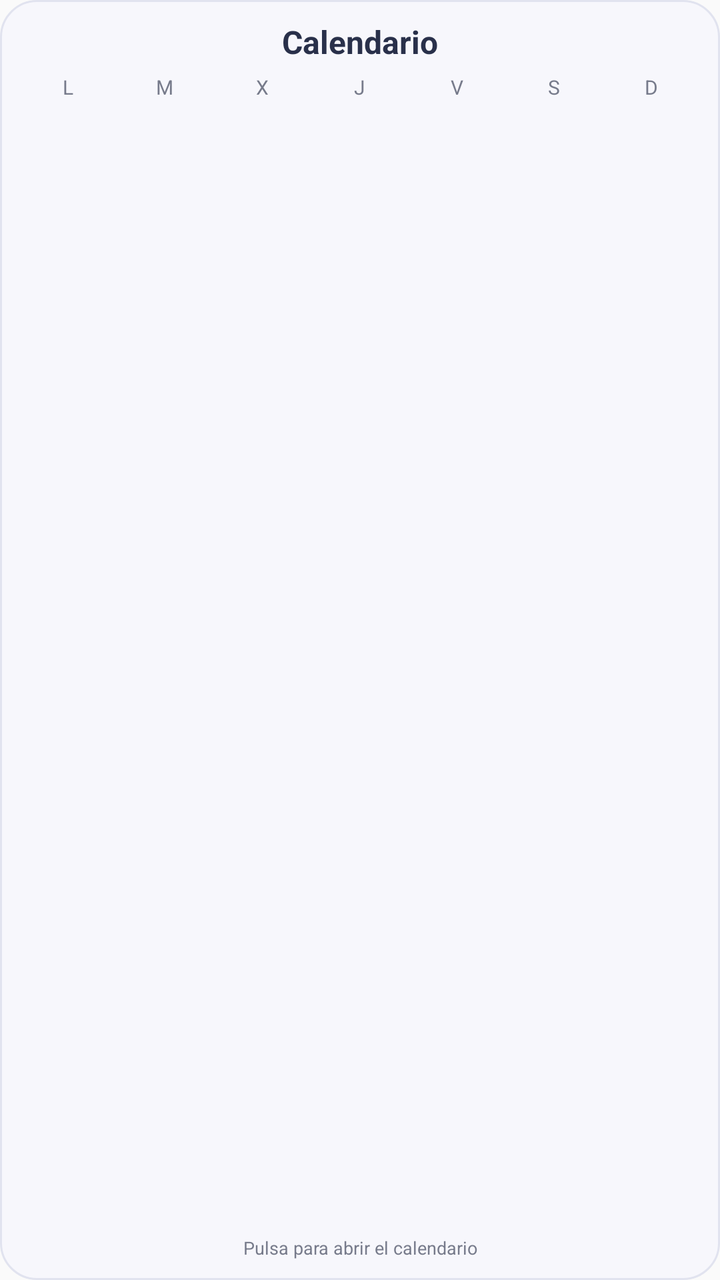
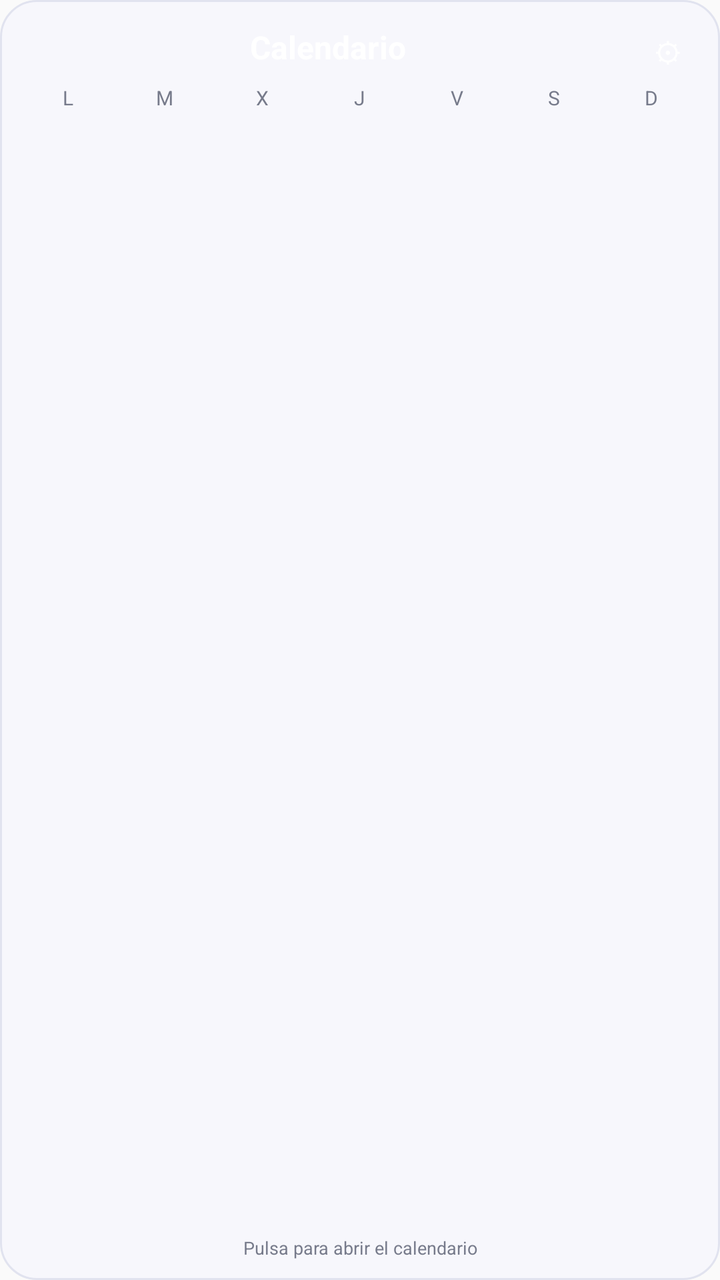

Compare the two renders of this Android layout. The source of the first and the diff that turns it into the second are given below.
<!-- AndroidManifest.xml: application theme android:Theme.Material.Light.NoActionBar -->
<!-- res/layout/widget_month.xml -->
<?xml version="1.0" encoding="utf-8"?>
<LinearLayout xmlns:android="http://schemas.android.com/apk/res/android"
    android:id="@+id/widget_root"
    android:layout_width="match_parent"
    android:layout_height="match_parent"
    android:orientation="vertical"
    android:padding="10dp"
    android:background="@drawable/widget_background">
    <TextView
        android:id="@+id/widget_month_title"
        android:layout_width="match_parent"
        android:layout_height="wrap_content"
        android:text="Calendario"
        android:textColor="#29304A"
        android:textSize="16sp"
        android:textStyle="bold"
        android:gravity="center"
        android:paddingBottom="5dp" />
    <LinearLayout
        android:layout_width="match_parent"
        android:layout_height="wrap_content"
        android:orientation="horizontal">
        <TextView android:layout_width="0dp" android:layout_height="wrap_content" android:layout_weight="1" android:gravity="center" android:text="L" android:textColor="#777B8B" android:textSize="10sp" />
        <TextView android:layout_width="0dp" android:layout_height="wrap_content" android:layout_weight="1" android:gravity="center" android:text="M" android:textColor="#777B8B" android:textSize="10sp" />
        <TextView android:layout_width="0dp" android:layout_height="wrap_content" android:layout_weight="1" android:gravity="center" android:text="X" android:textColor="#777B8B" android:textSize="10sp" />
        <TextView android:layout_width="0dp" android:layout_height="wrap_content" android:layout_weight="1" android:gravity="center" android:text="J" android:textColor="#777B8B" android:textSize="10sp" />
        <TextView android:layout_width="0dp" android:layout_height="wrap_content" android:layout_weight="1" android:gravity="center" android:text="V" android:textColor="#777B8B" android:textSize="10sp" />
        <TextView android:layout_width="0dp" android:layout_height="wrap_content" android:layout_weight="1" android:gravity="center" android:text="S" android:textColor="#777B8B" android:textSize="10sp" />
        <TextView android:layout_width="0dp" android:layout_height="wrap_content" android:layout_weight="1" android:gravity="center" android:text="D" android:textColor="#777B8B" android:textSize="10sp" />
    </LinearLayout>
    <LinearLayout
        android:id="@+id/widget_month_days"
        android:layout_width="match_parent"
        android:layout_height="0dp"
        android:layout_weight="1"
        android:orientation="vertical"
        android:gravity="center" />
    <TextView
        android:id="@+id/widget_month_hint"
        android:layout_width="match_parent"
        android:layout_height="wrap_content"
        android:text="Pulsa para abrir el calendario"
        android:textColor="#777B8B"
        android:textSize="9sp"
        android:gravity="center"
        android:paddingTop="3dp" />
</LinearLayout>
<!-- resources referenced by this layout -->
<resources>
  <!-- drawable widget_background (drawable) -->
  <?xml version="1.0" encoding="utf-8"?>
  <shape xmlns:android="http://schemas.android.com/apk/res/android">
      <solid android:color="#F7F7FC" />
      <corners android:radius="18dp" />
      <stroke android:width="1dp" android:color="#E1E3EF" />
  </shape>
</resources>

<!-- the commit's change to res/layout/widget_month.xml (unified diff, before → after) -->
@@ -6,16 +6,31 @@
     android:orientation="vertical"
     android:padding="10dp"
     android:background="@drawable/widget_background">
-    <TextView
-        android:id="@+id/widget_month_title"
+    <LinearLayout
         android:layout_width="match_parent"
         android:layout_height="wrap_content"
-        android:text="Calendario"
-        android:textColor="#29304A"
-        android:textSize="16sp"
-        android:textStyle="bold"
-        android:gravity="center"
-        android:paddingBottom="5dp" />
+        android:orientation="horizontal"
+        android:gravity="center_vertical">
+        <TextView
+            android:id="@+id/widget_month_title"
+            android:layout_width="0dp"
+            android:layout_height="wrap_content"
+            android:layout_weight="1"
+            android:text="Calendario"
+            android:textColor="#FFFFFF"
+            android:textSize="16sp"
+            android:textStyle="bold"
+            android:gravity="center"
+            android:paddingBottom="5dp" />
+        <TextView
+            android:id="@+id/widget_configure"
+            android:layout_width="32dp"
+            android:layout_height="32dp"
+            android:gravity="center"
+            android:text="⚙"
+            android:textColor="#FFFFFF"
+            android:contentDescription="Configurar transparencia" />
+    </LinearLayout>
     <LinearLayout
         android:layout_width="match_parent"
         android:layout_height="wrap_content"
